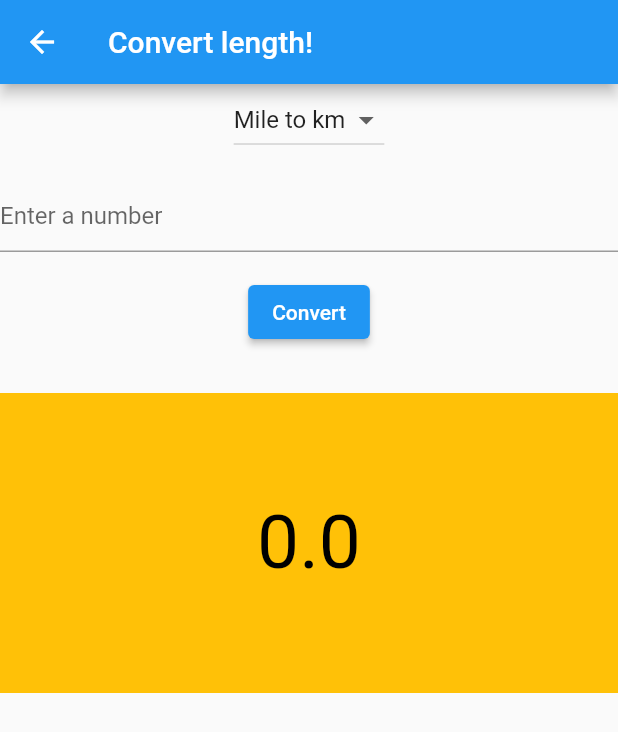
After one commit to agnespapp0729/example, a Flutter app: the MainPage screen opened directly, after a tap on "Convert!", on a phone screen of 412 x 824 dp. The commit adds this screen. Shown: the top 732 px of the screen. Run offline on Flutter 3.47's test engine with Material 2 defaults, Android fonts, the phone set to English and light mode, and no system bars; our stand-ins replace bloc, equatable, flutter_bloc.

Commit message:
new functions added

```diff
--- /dev/null
+++ b/lib/converter/length_converter.dart
@@ -0,0 +1,102 @@
+import 'package:flutter/material.dart';
+
+class Converter extends StatefulWidget {
+  const Converter({super.key});
+
+  @override
+  State<Converter> createState() => _ConverterState();
+}
+
+class _ConverterState extends State<Converter> {
+  String dropdownValue = 'Mile to km';
+
+  double result = 0.0;
+
+  double input = 0.0;
+
+  void convert() {
+    setState(() {
+      if (dropdownValue == 'Mile to km') {
+        result = input * 1.60934;
+      } else if (dropdownValue == 'Km to mile') {
+        result = input * 0.621371;
+      } else if (dropdownValue == 'Inch to cm') {
+        result = input * 2.54;
+      } else if (dropdownValue == 'Cm to inch') {
+        result = input * 0.393701;
+      }
+    });
+  }
+
+  @override
+  Widget build(BuildContext context) {
+    return Scaffold(
+      appBar: AppBar(
+        title: const Text('Convert length!'),
+      ),
+      body: SingleChildScrollView(
+        child: Column(
+          children: [
+            DropdownButton<String>(
+              value: dropdownValue,
+              onChanged: (String? newValue) {
+                setState(() {
+                  if (newValue != null) {
+                    dropdownValue = newValue;
+                  }
+                });
+              },
+              items: <String>[
+                'Mile to km',
+                'Km to mile',
+                'Inch to cm',
+                'Cm to inch'
+              ].map<DropdownMenuItem<String>>((String value) {
+                return DropdownMenuItem<String>(
+                  value: value,
+                  child: Text(value),
+                );
+              }).toList(),
+            ),
+            Padding(
+              padding: const EdgeInsets.only(top: 16.0),
+              child: TextField(
+                onChanged: (text) {
+                  input = double.tryParse(text) ?? 0;
+                },
+                decoration: const InputDecoration(
+                  hintText: 'Enter a number',
+                ),
+                keyboardType: TextInputType.number,
+              ),
+            ),
+            Padding(
+              padding: const EdgeInsets.only(top: 16.0),
+              child: ElevatedButton(
+                onPressed: convert,
+                child: const Text('Convert'),
+              ),
+            ),
+            const SizedBox(height: 30),
+            Container(
+              color: Colors.amber,
+              width: double.infinity,
+              height: 200,
+              child: Center(
+                child: FittedBox(
+                  child: Text(
+                    result.toString(),
+                    style: const TextStyle(
+                      fontSize: 50.0,
+                      color: Colors.black,
+                    ),
+                  ),
+                ),
+              ),
+            ),
+          ],
+        ),
+      ),
+    );
+  }
+}
--- a/lib/main_page.dart
+++ b/lib/main_page.dart
@@ -2,6 +2,7 @@ import 'package:example/animation/rotating/animation_home.dart';
 import 'package:example/animation/staggered/stagger_demo.dart';
 import 'package:example/cards_listing/list_page.dart';
 import 'package:example/color_changes/color_changer.dart';
+import 'package:example/stream/number_screen.dart';
 import 'package:example/game/tic_tac.dart';
 import 'package:example/providers/counter_provider/counter_provider.dart';
 import 'package:example/providers/counter_provider/counter_a_page.dart';
@@ -10,10 +11,11 @@ import 'package:example/read_and_write_txt/read_write.dart';
 import 'package:example/providers/text_provider/text_input.dart';
 import 'package:example/providers/text_provider/text_provider.dart';
 import 'package:example/stream/crypto_stream.dart';
-import 'package:example/timer/view/timer_page.dart';
+//import 'package:example/timer/view/timer_page.dart';
 import 'package:example/todo_list/todo_list.dart';
 import 'package:flutter/material.dart';
 import 'package:provider/provider.dart';
+import 'converter/length_converter.dart';
 import 'get_image_size/image_size.dart';
 import 'users_listing/list_from_api.dart';
 
@@ -215,6 +217,28 @@ class _MainPageState extends State<MainPage> {
               },
             ),
             ListTile(
+              title: const Text('Convert!'),
+              onTap: () {
+                Navigator.push(
+                  context,
+                  MaterialPageRoute(
+                    builder: (context) => const Converter(),
+                  ),
+                );
+              },
+            ),
+            ListTile(
+              title: const Text('Count!'),
+              onTap: () {
+                Navigator.push(
+                  context,
+                  MaterialPageRoute(
+                    builder: (context) => const NumberScreen(),
+                  ),
+                );
+              },
+            ),
+            /*  ListTile(
               title: const Text('Set the timer!'),
               onTap: () {
                 Navigator.push(
@@ -224,7 +248,7 @@ class _MainPageState extends State<MainPage> {
                   ),
                 );
               },
-            ),
+            ),*/
           ],
         ),
       ),
```
Also changed, not shown: lib/stream/number_screen.dart (added, +61 -0 lines), lib/timer/view/actions.dart (+6 -53 lines).
